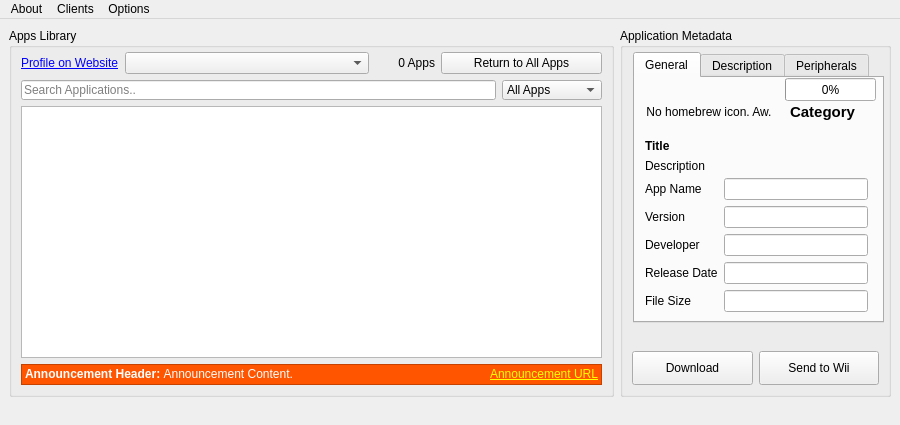
dhtdht020/osc-dl, file gui/united.ui: the form before one commit.
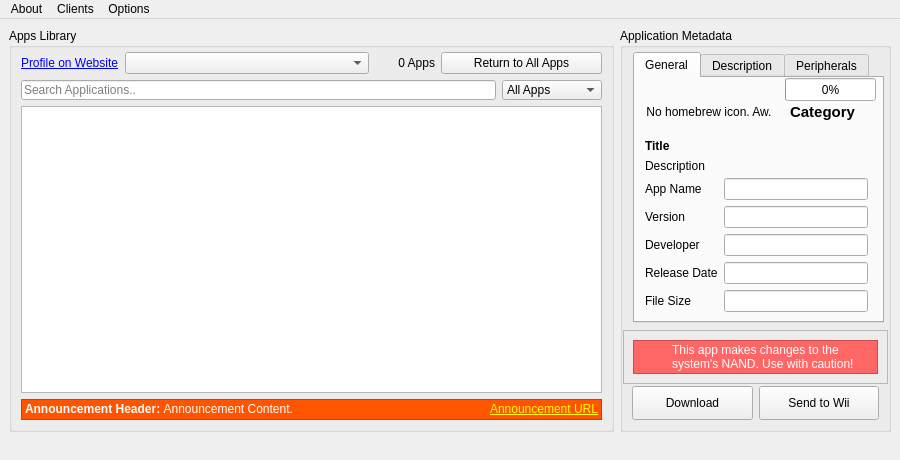
The form after the commit.

Commit message: Added warning banner to apps writing to nand

The edit to the form file:
```diff
--- a/gui/united.ui
+++ b/gui/united.ui
@@ -7,7 +7,7 @@
     <x>0</x>
     <y>0</y>
     <width>900</width>
-    <height>425</height>
+    <height>460</height>
    </rect>
   </property>
   <property name="sizePolicy">
@@ -19,7 +19,7 @@
   <property name="minimumSize">
    <size>
     <width>900</width>
-    <height>425</height>
+    <height>460</height>
    </size>
   </property>
   <property name="windowTitle">
@@ -720,6 +720,84 @@
          </widget>
         </widget>
        </item>
+       <item>
+        <widget class="QFrame" name="WarningFrame">
+         <property name="sizePolicy">
+          <sizepolicy hsizetype="Preferred" vsizetype="Maximum">
+           <horstretch>0</horstretch>
+           <verstretch>0</verstretch>
+          </sizepolicy>
+         </property>
+         <property name="styleSheet">
+          <string notr="true"/>
+         </property>
+         <property name="frameShape">
+          <enum>QFrame::StyledPanel</enum>
+         </property>
+         <property name="frameShadow">
+          <enum>QFrame::Raised</enum>
+         </property>
+         <layout class="QVBoxLayout" name="verticalLayout_4">
+          <item>
+           <widget class="QFrame" name="WarningBanner">
+            <property name="styleSheet">
+             <string notr="true">background-color: rgb(255, 102, 102);
+color: rgb(255, 255, 255);</string>
+            </property>
+            <property name="frameShape">
+             <enum>QFrame::StyledPanel</enum>
+            </property>
+            <property name="frameShadow">
+             <enum>QFrame::Raised</enum>
+            </property>
+            <layout class="QHBoxLayout" name="horizontalLayout">
+             <property name="leftMargin">
+              <number>0</number>
+             </property>
+             <property name="topMargin">
+              <number>0</number>
+             </property>
+             <property name="rightMargin">
+              <number>0</number>
+             </property>
+             <property name="bottomMargin">
+              <number>0</number>
+             </property>
+             <item>
+              <widget class="QLabel" name="WarningIcon">
+               <property name="minimumSize">
+                <size>
+                 <width>32</width>
+                 <height>32</height>
+                </size>
+               </property>
+               <property name="maximumSize">
+                <size>
+                 <width>32</width>
+                 <height>32</height>
+                </size>
+               </property>
+               <property name="text">
+                <string/>
+               </property>
+              </widget>
+             </item>
+             <item>
+              <widget class="QLabel" name="WarningLabel">
+               <property name="text">
+                <string>This app makes changes to the system's NAND. Use with caution!</string>
+               </property>
+               <property name="wordWrap">
+                <bool>true</bool>
+               </property>
+              </widget>
+             </item>
+            </layout>
+           </widget>
+          </item>
+         </layout>
+        </widget>
+       </item>
        <item>
         <widget class="QFrame" name="MetadataBottomFrame">
          <property name="maximumSize">
```
Left out of the diff: 1 changed line with no effect on the pictures. The commit also changes 2 other files.
